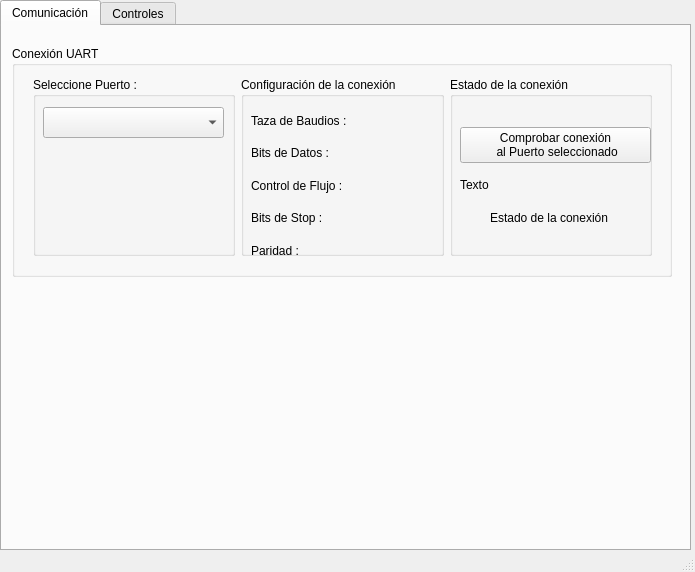
The window that Proyecto_Version_02_1/mano_animatronica_aplicacion.ui (LucianoSaldivia/Mano-TPO) describes before a commit, drawn with Qt 5.
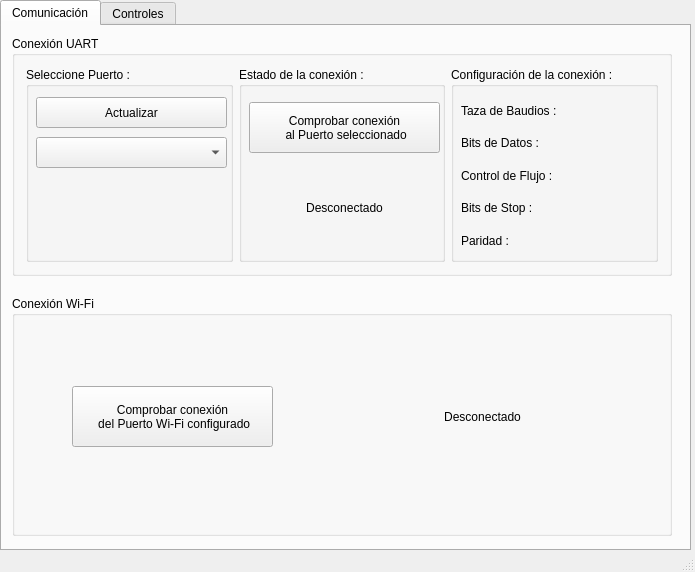
The same window after the commit.

Commit message: + Logre la conexión UART con la placa con toda la ui + Nuevo GroupBox para conexión WiFi

Patch:
```diff
--- a/Proyecto_Version_02_1/mano_animatronica_aplicacion.ui
+++ b/Proyecto_Version_02_1/mano_animatronica_aplicacion.ui
@@ -34,46 +34,19 @@
       <property name="geometry">
        <rect>
         <x>10</x>
-        <y>20</y>
+        <y>10</y>
         <width>660</width>
-        <height>231</height>
+        <height>240</height>
        </rect>
       </property>
       <property name="title">
        <string>Conexión UART</string>
       </property>
-     </widget>
-     <widget class="QWidget" name="gridLayoutWidget">
-      <property name="geometry">
-       <rect>
-        <x>20</x>
-        <y>40</y>
-        <width>641</width>
-        <height>201</height>
-       </rect>
-      </property>
       <layout class="QGridLayout" name="gridLayout">
-       <item row="0" column="0" rowspan="2">
-        <widget class="QGroupBox" name="groupBox">
+       <item row="0" column="2" rowspan="2">
+        <widget class="QGroupBox" name="grB_Config">
          <property name="title">
-          <string>Seleccione Puerto :</string>
-         </property>
-         <widget class="QComboBox" name="cBx_Puerto">
-          <property name="geometry">
-           <rect>
-            <x>10</x>
-            <y>30</y>
-            <width>181</width>
-            <height>31</height>
-           </rect>
-          </property>
-         </widget>
-        </widget>
-       </item>
-       <item row="0" column="1" rowspan="2">
-        <widget class="QGroupBox" name="groupBox_2">
-         <property name="title">
-          <string>Configuración de la conexión</string>
+          <string>Configuración de la conexión :</string>
          </property>
          <widget class="QLabel" name="lbl_Parity">
           <property name="geometry">
@@ -142,18 +115,18 @@
          </widget>
         </widget>
        </item>
-       <item row="0" column="2" rowspan="2">
-        <widget class="QGroupBox" name="groupBox_3">
+       <item row="0" column="1" rowspan="2">
+        <widget class="QGroupBox" name="grB_Con_UART_2">
          <property name="title">
-          <string>Estado de la conexión</string>
+          <string>Estado de la conexión :</string>
          </property>
          <widget class="QPushButton" name="pushB_Prueba_Guante">
           <property name="geometry">
            <rect>
             <x>10</x>
-            <y>50</y>
+            <y>35</y>
             <width>191</width>
-            <height>36</height>
+            <height>51</height>
            </rect>
           </property>
           <property name="text">
@@ -164,33 +137,102 @@
          <widget class="QLabel" name="lbl_Estado_Conexion">
           <property name="geometry">
            <rect>
-            <x>40</x>
+            <x>30</x>
             <y>110</y>
-            <width>141</width>
+            <width>151</width>
             <height>61</height>
            </rect>
           </property>
+          <property name="focusPolicy">
+           <enum>Qt::NoFocus</enum>
+          </property>
+          <property name="layoutDirection">
+           <enum>Qt::LeftToRight</enum>
+          </property>
           <property name="text">
-           <string>Estado de la conexión</string>
+           <string>Desconectado</string>
           </property>
+          <property name="alignment">
+           <set>Qt::AlignCenter</set>
+          </property>
          </widget>
-         <widget class="QLabel" name="LABEL_DE_PRUEBA">
+        </widget>
+       </item>
+       <item row="0" column="0" rowspan="2">
+        <widget class="QGroupBox" name="grB_Puerto">
+         <property name="title">
+          <string>Seleccione Puerto :</string>
+         </property>
+         <widget class="QComboBox" name="cBx_Puerto">
           <property name="geometry">
            <rect>
             <x>10</x>
-            <y>100</y>
+            <y>70</y>
             <width>191</width>
-            <height>16</height>
+            <height>31</height>
            </rect>
           </property>
+         </widget>
+         <widget class="QPushButton" name="pushB_Actualizar">
+          <property name="geometry">
+           <rect>
+            <x>10</x>
+            <y>30</y>
+            <width>191</width>
+            <height>31</height>
+           </rect>
+          </property>
           <property name="text">
-           <string>Texto</string>
+           <string>Actualizar</string>
           </property>
          </widget>
         </widget>
        </item>
       </layout>
      </widget>
+     <widget class="QGroupBox" name="grB_Con_WIFI">
+      <property name="geometry">
+       <rect>
+        <x>10</x>
+        <y>270</y>
+        <width>660</width>
+        <height>240</height>
+       </rect>
+      </property>
+      <property name="title">
+       <string>Conexión Wi-Fi</string>
+      </property>
+      <widget class="QPushButton" name="pushB_Prueba_WIFI">
+       <property name="geometry">
+        <rect>
+         <x>60</x>
+         <y>90</y>
+         <width>201</width>
+         <height>61</height>
+        </rect>
+       </property>
+       <property name="text">
+        <string>Comprobar conexión 
+ del Puerto Wi-Fi configurado</string>
+       </property>
+      </widget>
+      <widget class="QLabel" name="lbl_Estado_Con_WIFI">
+       <property name="geometry">
+        <rect>
+         <x>370</x>
+         <y>90</y>
+         <width>201</width>
+         <height>61</height>
+        </rect>
+       </property>
+       <property name="text">
+        <string>Desconectado</string>
+       </property>
+       <property name="alignment">
+        <set>Qt::AlignCenter</set>
+       </property>
+      </widget>
+     </widget>
     </widget>
     <widget class="QWidget" name="tab_Controles">
      <attribute name="title">
```
Left out of the diff: 16 changed lines with no effect on the pictures. The commit also changes 4 other files.
